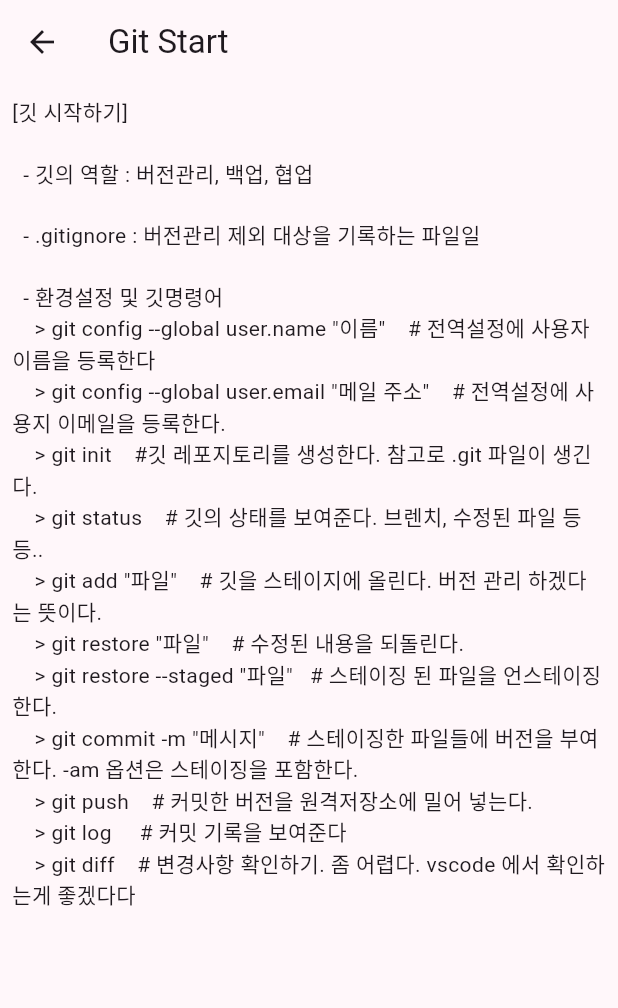
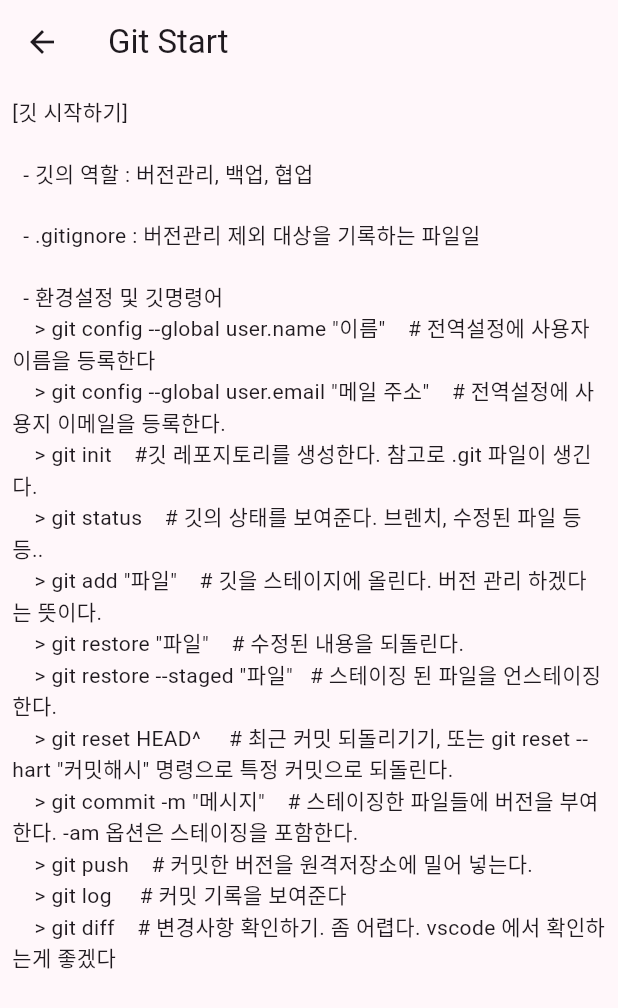
Before and after one commit to business-sixtick/git_learn, a Flutter app: the GitStartPage screen opened directly, on a phone screen of 412 x 824 dp. Shown: the top 1008 px of the screen. Run offline on Flutter 3.47's test engine with Material 3 defaults, Android fonts, the light colour scheme and no system bars; our stand-ins replace flutter_riverpod; missing offline and left inert: window_size.

Commit message:
브랜치 테스트전 푸시시

```diff
--- /dev/null
+++ b/lib/widgets/git_branch_page.dart
@@ -0,0 +1,27 @@
+import 'package:flutter/material.dart';
+import 'package:flutter_riverpod/flutter_riverpod.dart';
+
+// 노티파이어, 프로바이더, 컨슈머
+
+class GitBranchPage extends ConsumerWidget {
+  const GitBranchPage({super.key});
+
+  @override
+  Widget build(BuildContext context, WidgetRef ref) {
+    return Scaffold(
+        appBar: AppBar(
+          title: const Text('Git Branch'),
+        ),
+        body: const Padding(
+          padding: EdgeInsets.all(8.0),
+          child: Text('''[깃 브랜치]
+
+  - main 브랜치에서 분기 또는 병합을 한다. (내가 생각하기에 프로젝트를 분리하는게 낫지 않을까 싶다. 협업이 아니라 다른 고객사의 버전이 생길경우)
+
+  - 브랜치 명령어
+    > git branch    # 브랜치의 목록과 현재 브랜치(*로 표시되어있다)를 보여준다
+    > git branch "이름"   # 이름에 해당하는 새로운 브랜치를 생성한다.
+'''),
+        ));
+  }
+}
--- a/lib/widgets/git_start_page.dart
+++ b/lib/widgets/git_start_page.dart
@@ -28,10 +28,11 @@ class GitStartPage extends ConsumerWidget {
     > git add "파일"    # 깃을 스테이지에 올린다. 버전 관리 하겠다는 뜻이다.
     > git restore "파일"    # 수정된 내용을 되돌린다.
     > git restore --staged "파일"   # 스테이징 된 파일을 언스테이징 한다.
+    > git reset HEAD^     # 최근 커밋 되돌리기기, 또는 git reset --hart "커밋해시" 명령으로 특정 커밋으로 되돌린다.
     > git commit -m "메시지"    # 스테이징한 파일들에 버전을 부여한다. -am 옵션은 스테이징을 포함한다.
     > git push    # 커밋한 버전을 원격저장소에 밀어 넣는다.
     > git log     # 커밋 기록을 보여준다
-    > git diff    # 변경사항 확인하기. 좀 어렵다. vscode 에서 확인하는게 좋겠다다
+    > git diff    # 변경사항 확인하기. 좀 어렵다. vscode 에서 확인하는게 좋겠다
 '''),
         ));
   }
--- a/lib/widgets/main_page.dart
+++ b/lib/widgets/main_page.dart
@@ -2,6 +2,7 @@ import 'package:flutter/material.dart';
 import 'package:flutter_riverpod/flutter_riverpod.dart';
 
 import 'git_start_page.dart';
+import 'git_branch_page.dart';
 
 // 노티파이어, 프로바이더, 컨슈머
 
@@ -40,6 +41,15 @@ class MainPage extends ConsumerWidget {
                     context: context, builder: (context){return const FractionallySizedBox(widthFactor: 1, heightFactor: 2, child: GitStartPage());});
               },
             ),
+            ListTile(
+              leading: const Icon(Icons.circle, size: 10,),
+              title: const Text('Git Branch'),
+              onTap: () {
+                Navigator.pop(context); // Drawer 닫기
+                showModalBottomSheet(
+                    context: context, builder: (context){return const FractionallySizedBox(widthFactor: 1, heightFactor: 2, child: GitBranchPage());});
+              },
+            ),
           ],
         ),
       ),
```
